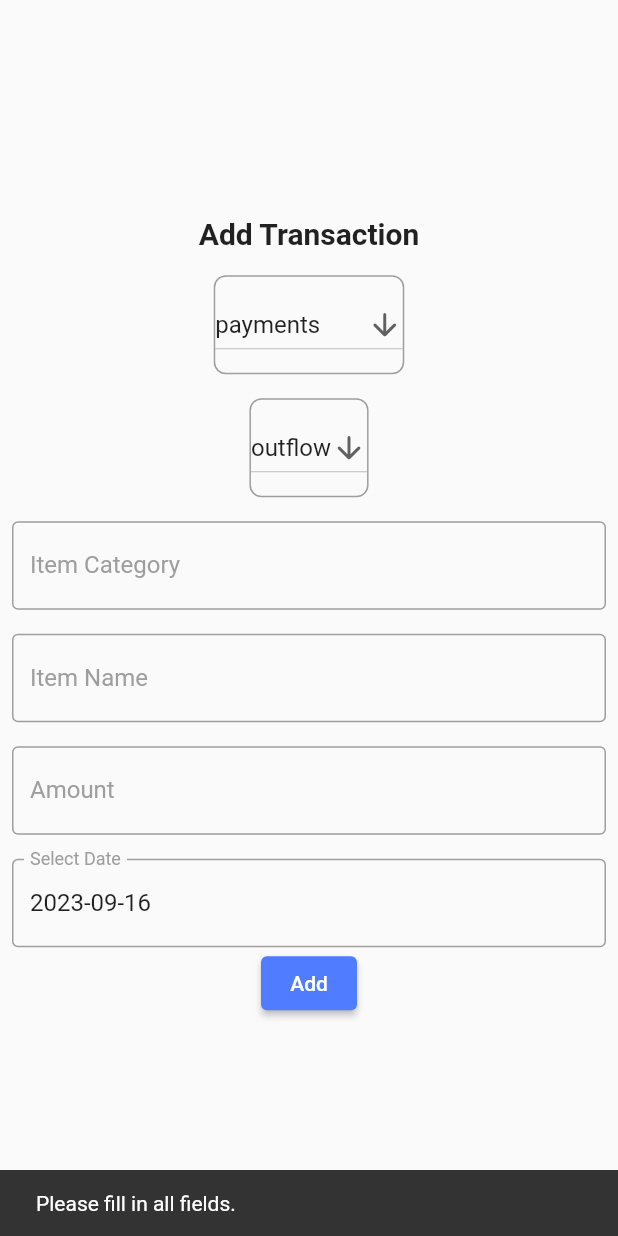
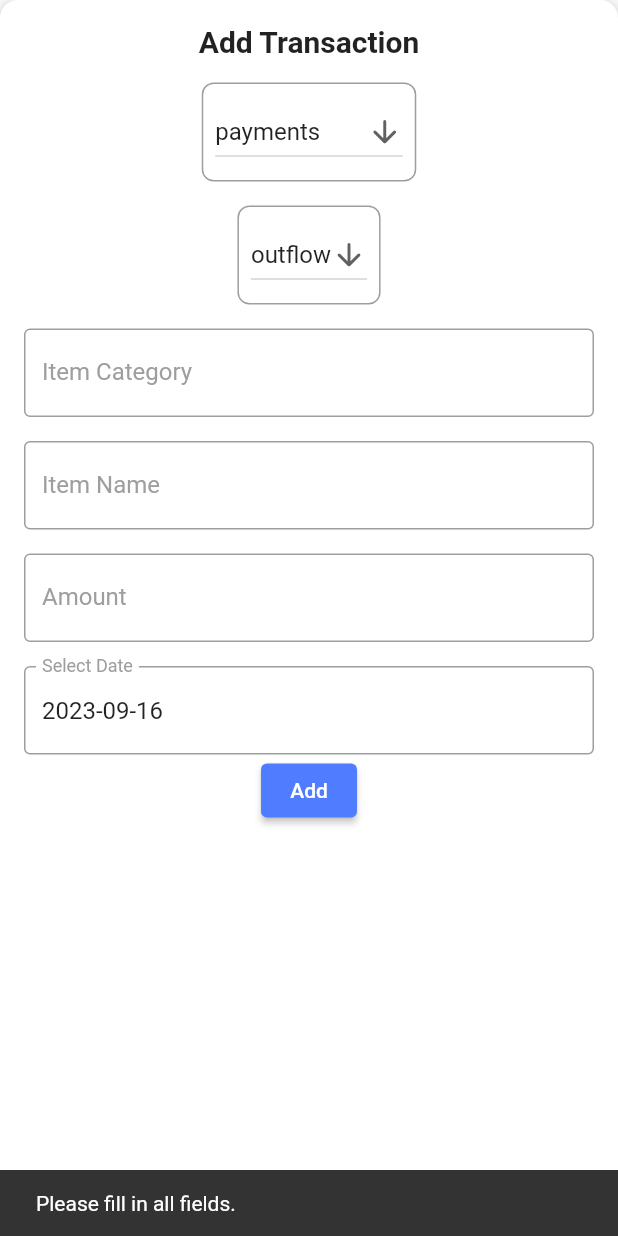
Before and after one commit to Misterpetchz/budy_buddy, a Flutter app: the AddTransaction widget shown alone on an empty page, opened directly, after a tap on "Add", on a phone screen of 412 x 824 dp. Run offline on Flutter 3.47's test engine with Material 2 defaults, Android fonts, the phone set to English and light mode, and no system bars; our stand-ins replace firebase_auth, firebase_core, firebase_database; accounts and stored records are empty.

Commit message:
feat: deleteTransaction where transactionId

```diff
--- a/lib/data/transaction_model.dart
+++ b/lib/data/transaction_model.dart
@@ -1,10 +1,13 @@
 import 'dart:convert';
 
-TransactionModel transactionModelFromJson(String str) => TransactionModel.fromJson(json.decode(str));
+TransactionModel transactionModelFromJson(String str) =>
+    TransactionModel.fromJson(json.decode(str));
 
-String transactionModelToJson(TransactionModel data) => json.encode(data.toJson());
+String transactionModelToJson(TransactionModel data) =>
+    json.encode(data.toJson());
 
 class TransactionModel {
+  final String transactionId;
   final String uid;
   final String categoryType;
   final String transactionType;
@@ -14,6 +17,7 @@ class TransactionModel {
   final String date;
 
   TransactionModel({
+    required this.transactionId,
     required this.uid,
     required this.categoryType,
     required this.transactionType,
@@ -23,7 +27,9 @@ class TransactionModel {
     required this.date,
   });
 
-    factory TransactionModel.fromJson(Map<String, dynamic> json) => TransactionModel(
+  factory TransactionModel.fromJson(Map<String, dynamic> json) =>
+      TransactionModel(
+        transactionId: json["transactionId"] ?? "",
         uid: json["uid"],
         categoryType: json["categoryType"],
         transactionType: json["transactionType"],
@@ -34,6 +40,7 @@ class TransactionModel {
       );
 
   Map<String, dynamic> toJson() => {
+        "transactionId": transactionId,
         "uid": uid,
         "categoryType": categoryType,
         "transactionType": transactionType,
--- a/lib/widgets/add_transaction.dart
+++ b/lib/widgets/add_transaction.dart
@@ -4,6 +4,7 @@ import 'package:budy_buddy/utils/constant.dart';
 import 'package:firebase_auth/firebase_auth.dart';
 import 'package:firebase_database/firebase_database.dart';
 import 'package:flutter/material.dart';
+import 'package:uuid/uuid.dart';
 
 class AddTransaction extends StatefulWidget {
   const AddTransaction({Key? key}) : super(key: key);
@@ -21,19 +22,27 @@ class _AddTransactionState extends State<AddTransaction> {
   DateTime? selectedDate = DateTime.now();
 
   String categoryTypeValue = ItemCategoryType.values.first.toString();
-  // String categoryTypeValue = '';
   String transactionTypeValue = TransactionType.values.first.toString();
-  // String transactionTypeValue = '';
 
   final database = FirebaseDatabase.instance;
 
   @override
   Widget build(BuildContext context) {
     return Container(
-      padding: const EdgeInsets.all(8),
+      padding: const EdgeInsets.all(16),
+      decoration: BoxDecoration(
+          borderRadius: BorderRadius.circular(12),
+          color: Colors.white,
+          boxShadow: [
+            BoxShadow(
+              color: Colors.grey.withOpacity(.3),
+              spreadRadius: 2,
+              blurRadius: 4,
+              offset: const Offset(0, 2),
+            )
+          ]),
       child: Column(
         crossAxisAlignment: CrossAxisAlignment.center,
-        mainAxisAlignment: MainAxisAlignment.center,
         children: [
           Text(
             'Add Transaction',
@@ -47,7 +56,9 @@ class _AddTransactionState extends State<AddTransaction> {
           ),
           Container(
             padding: const EdgeInsets.symmetric(
-                vertical: 8.0), // Use explicit values
+              vertical: 8.0,
+              horizontal: 8.0,
+            ), // Use explicit values
             decoration: BoxDecoration(
               border: Border.all(color: Colors.grey),
               borderRadius: BorderRadius.circular(8.0), // Use explicit values
@@ -55,6 +66,7 @@ class _AddTransactionState extends State<AddTransaction> {
             child: DropdownButton<String>(
               value: categoryTypeValue,
               icon: const Icon(Icons.arrow_downward_rounded),
+              iconSize: 24,
               onChanged: (String? newValue) {
                 setState(() {
                   categoryTypeValue = newValue!;
@@ -75,7 +87,10 @@ class _AddTransactionState extends State<AddTransaction> {
             height: 16.0,
           ),
           Container(
-            padding: const EdgeInsets.symmetric(vertical: 8.0),
+            padding: const EdgeInsets.symmetric(
+              vertical: 8.0,
+              horizontal: 8.0,
+            ),
             decoration: BoxDecoration(
               border: Border.all(color: Colors.grey),
               borderRadius: BorderRadius.circular(8.0),
@@ -238,7 +253,11 @@ class _AddTransactionState extends State<AddTransaction> {
         return; // Exit the function
       }
 
+      final uuid = Uuid();
+      final transactionId = uuid.v4();
+
       final transaction = TransactionModel(
+        transactionId: transactionId,
         uid: user.uid,
         categoryType: categoryType,
         transactionType: transactionType,
@@ -251,7 +270,8 @@ class _AddTransactionState extends State<AddTransaction> {
       await database
           .ref()
           .child('transactions')
-          .push() // Use push() to generate a unique key
+          .child(transactionId)
+          // .push() // Use push() to generate a unique key
           .set(transactionModelToJson(transaction));
 
       // Pop the modal bottom sheet when the transaction is added successfully.
--- a/pubspec.yaml
+++ b/pubspec.yaml
@@ -11,11 +11,13 @@ dependencies:
   firebase_auth: ^4.9.0
   firebase_core: ^2.15.1
   firebase_database: ^10.2.5
+  fl_chart: ^0.63.0
   flutter:
     sdk: flutter
   flutter_bloc: ^8.1.3
   form_validator: ^2.1.1
   get: ^4.6.6
+  uuid: ^4.0.0
 
 dev_dependencies:
   flutter_test:
```
Also changed, not shown: lib/screens/home_screen_tab.dart (+3 -5 lines), lib/screens/main_screen_host.dart (+16 -4 lines), lib/widgets/delete_transaction_dialog.dart (added, +40 -0 lines), lib/widgets/transaction_item_tile.dart (+48 -8 lines), pubspec.lock. Lines whose indentation alone changed are shown as unchanged.
